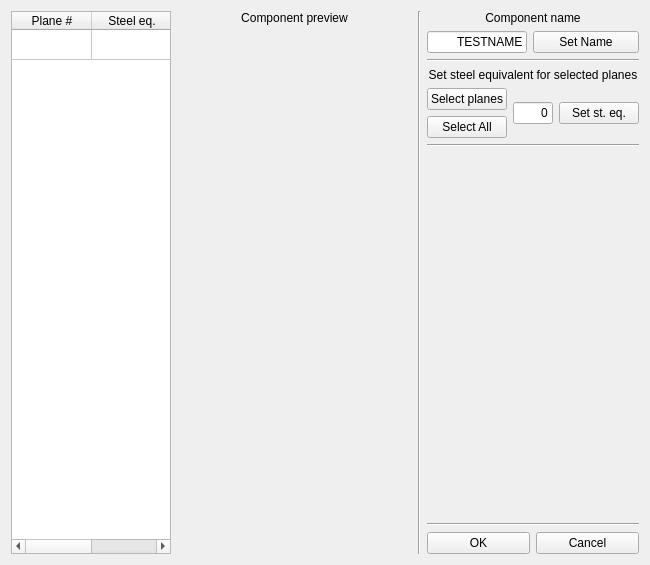
bakeryproducts/ConstructorM4, file UI/addcomp.ui: the form before one commit.
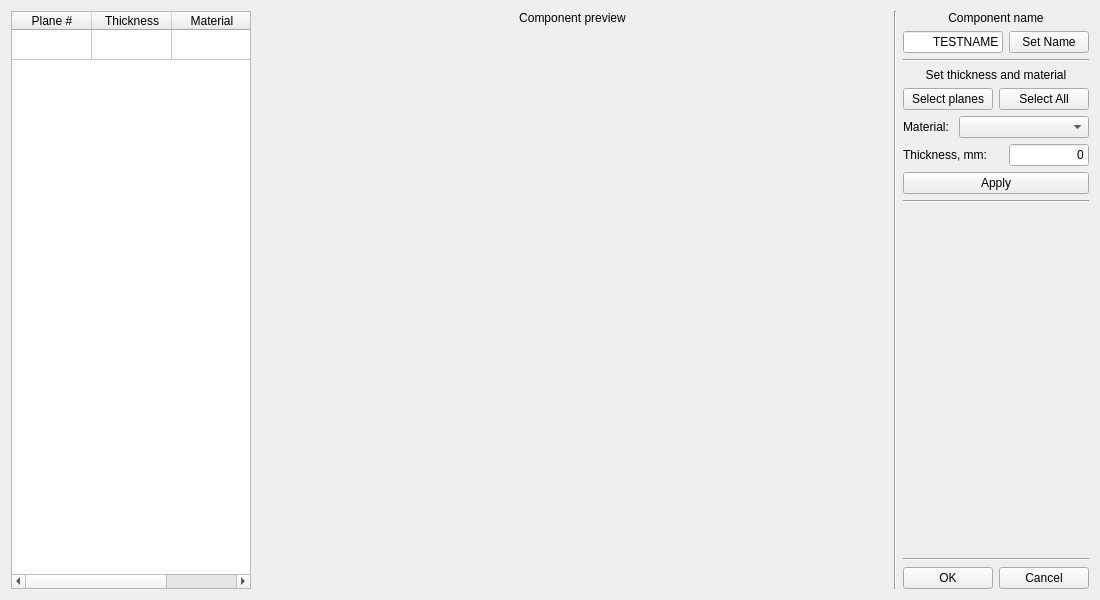
The form after the commit.

```diff
--- a/UI/addcomp.ui
+++ b/UI/addcomp.ui
@@ -6,13 +6,13 @@
    <rect>
     <x>0</x>
     <y>0</y>
-    <width>650</width>
-    <height>565</height>
+    <width>1100</width>
+    <height>600</height>
    </rect>
   </property>
   <property name="minimumSize">
    <size>
-    <width>650</width>
+    <width>800</width>
     <height>0</height>
    </size>
   </property>
@@ -30,13 +30,13 @@
      </property>
      <property name="minimumSize">
       <size>
-       <width>100</width>
+       <width>240</width>
        <height>0</height>
       </size>
      </property>
      <property name="maximumSize">
       <size>
-       <width>160</width>
+       <width>240</width>
        <height>16777215</height>
       </size>
      </property>
@@ -82,7 +82,15 @@
      </column>
      <column>
       <property name="text">
-       <string>Steel eq.</string>
+       <string>Thickness</string>
+      </property>
+      <property name="textAlignment">
+       <set>AlignHCenter|AlignVCenter|AlignCenter</set>
+      </property>
+     </column>
+     <column>
+      <property name="text">
+       <string>Material</string>
       </property>
       <property name="textAlignment">
        <set>AlignHCenter|AlignVCenter|AlignCenter</set>
@@ -97,6 +105,9 @@
       </property>
      </item>
      <item row="0" column="1">
+      <property name="text">
+       <string/>
+      </property>
       <property name="textAlignment">
        <set>AlignHCenter|AlignVCenter|AlignCenter</set>
       </property>
@@ -131,8 +142,8 @@
        </property>
        <property name="minimumSize">
         <size>
-         <width>200</width>
-         <height>100</height>
+         <width>300</width>
+         <height>300</height>
         </size>
        </property>
       </widget>
@@ -207,7 +218,7 @@
         </sizepolicy>
        </property>
        <property name="text">
-        <string>Set steel equivalent for selected planes</string>
+        <string>Set thickness and material</string>
        </property>
        <property name="alignment">
         <set>Qt::AlignCenter</set>
@@ -215,9 +226,7 @@
       </widget>
      </item>
      <item>
-      <layout class="QHBoxLayout" name="lay_picker">
-       <item>
-        <layout class="QVBoxLayout" name="verticalLayout">
+      <layout class="QHBoxLayout" name="lay_select">
          <item>
           <widget class="QPushButton" name="btn_startselect">
            <property name="text">
@@ -235,7 +244,49 @@
         </layout>
        </item>
        <item>
-        <widget class="QLineEdit" name="ln_steq">
+      <layout class="QHBoxLayout" name="lay_material">
+       <item>
+        <widget class="QLabel" name="lbl_material">
+         <property name="sizePolicy">
+          <sizepolicy hsizetype="Minimum" vsizetype="Preferred">
+           <horstretch>0</horstretch>
+           <verstretch>0</verstretch>
+          </sizepolicy>
+         </property>
+         <property name="text">
+          <string>Material:</string>
+         </property>
+        </widget>
+       </item>
+       <item>
+        <widget class="QComboBox" name="cmb_material">
+         <property name="sizePolicy">
+          <sizepolicy hsizetype="Preferred" vsizetype="Fixed">
+           <horstretch>0</horstretch>
+           <verstretch>0</verstretch>
+          </sizepolicy>
+         </property>
+         <property name="minimumSize">
+          <size>
+           <width>130</width>
+           <height>0</height>
+          </size>
+         </property>
+        </widget>
+       </item>
+      </layout>
+     </item>
+     <item>
+      <layout class="QHBoxLayout" name="lay_thickness">
+       <item>
+        <widget class="QLabel" name="lbl_thickness">
+         <property name="text">
+          <string>Thickness, mm:</string>
+         </property>
+        </widget>
+       </item>
+       <item>
+        <widget class="QLineEdit" name="ln_thickness">
          <property name="sizePolicy">
           <sizepolicy hsizetype="Minimum" vsizetype="Fixed">
            <horstretch>0</horstretch>
@@ -244,7 +295,7 @@
          </property>
          <property name="maximumSize">
           <size>
-           <width>40</width>
+           <width>80</width>
            <height>16777215</height>
           </size>
          </property>
@@ -256,8 +307,10 @@
          </property>
         </widget>
        </item>
+      </layout>
+     </item>
        <item>
-        <widget class="QPushButton" name="btn_doneselect">
+      <widget class="QPushButton" name="btn_set">
          <property name="sizePolicy">
           <sizepolicy hsizetype="Minimum" vsizetype="Fixed">
            <horstretch>0</horstretch>
@@ -265,11 +318,9 @@
           </sizepolicy>
          </property>
          <property name="text">
-          <string>Set st. eq.</string>
-         </property>
-        </widget>
-       </item>
-      </layout>
+        <string>Apply</string>
+       </property>
+      </widget>
      </item>
      <item>
       <widget class="Line" name="line_2">
```
Left out of the diff: 3 changed lines with no effect on the pictures. Lines whose indentation alone changed are shown as unchanged.
